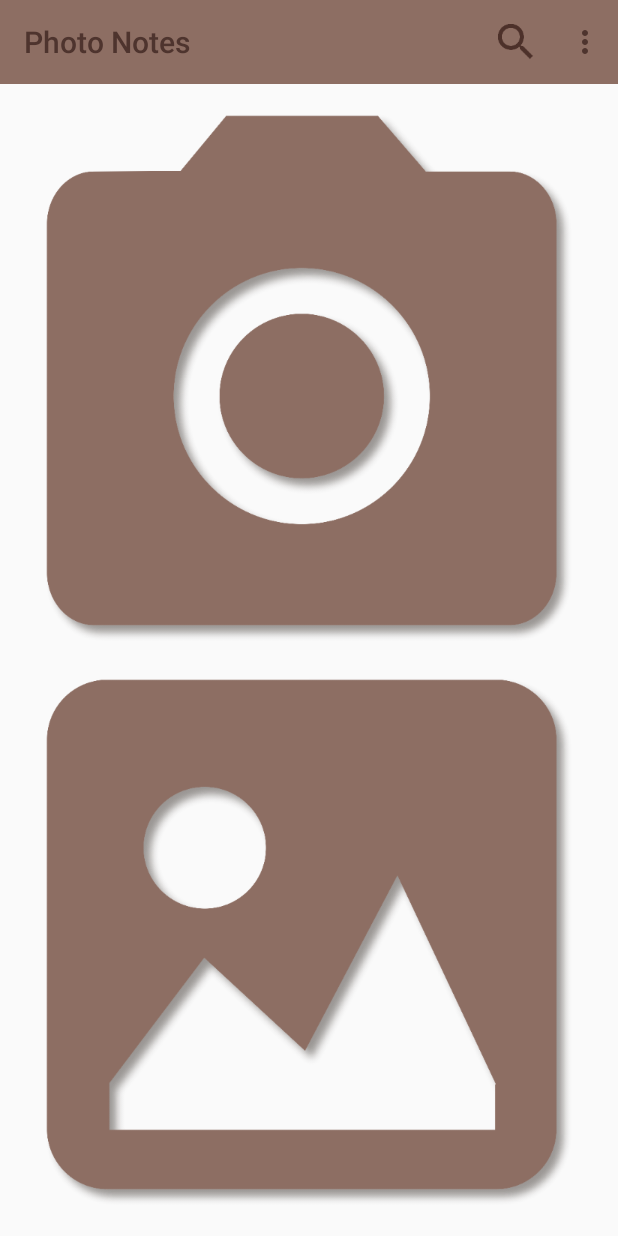
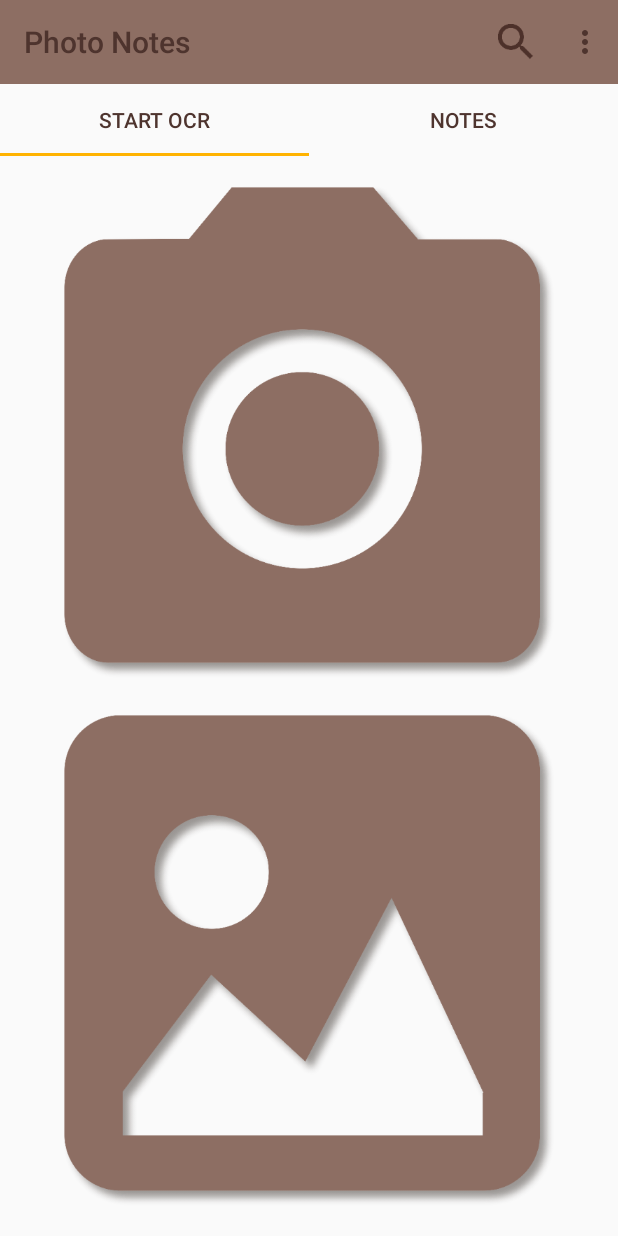
Before and after one commit to javasilev/PhotoNotes, an Android app: the screen it shows after launch (MainActivity), on a phone screen of 412 x 824 dp. Run offline under Robolectric (Android 15) with nearby library versions, the phone set to English and light mode, and no system bars; our stand-ins replace ButterKnife; libraries missing offline, so code that uses them is left out: io.realm, rx.android.schedulers, rx.schedulers; pictures from the network do not load; 8 statements that could not run were skipped.

Commit message:
[feature] Add ViewPager.

```diff
--- /dev/null
+++ b/app/src/main/java/com/javasilev/photonotes/adapters/MainPagerAdapter.java
@@ -0,0 +1,41 @@
+package com.javasilev.photonotes.adapters;
+
+import java.util.ArrayList;
+import java.util.List;
+
+import android.support.v4.app.Fragment;
+import android.support.v4.app.FragmentManager;
+import android.support.v4.app.FragmentPagerAdapter;
+
+/**
+ * Created by Aleksei Vasilev.
+ */
+
+public class MainPagerAdapter extends FragmentPagerAdapter {
+	private final List<Fragment> mFragments = new ArrayList<>();
+	private final List<String> mFragmentTitles = new ArrayList<>();
+
+	public MainPagerAdapter(FragmentManager fm) {
+		super(fm);
+	}
+
+	public void addFragment(Fragment fragment, String title) {
+		mFragments.add(fragment);
+		mFragmentTitles.add(title);
+	}
+
+	@Override
+	public Fragment getItem(int position) {
+		return mFragments.get(position);
+	}
+
+	@Override
+	public int getCount() {
+		return mFragments.size();
+	}
+
+	@Override
+	public CharSequence getPageTitle(int position) {
+		return mFragmentTitles.get(position);
+	}
+}
--- a/app/src/main/java/com/javasilev/photonotes/ui/MainActivity.java
+++ b/app/src/main/java/com/javasilev/photonotes/ui/MainActivity.java
@@ -15,8 +15,10 @@ import android.os.Environment;
 import android.provider.MediaStore;
 import android.provider.OpenableColumns;
 import android.support.annotation.NonNull;
-import android.support.v4.app.FragmentTransaction;
+import android.support.design.widget.TabLayout;
+import android.support.v4.app.FragmentPagerAdapter;
 import android.support.v4.view.MenuItemCompat;
+import android.support.v4.view.ViewPager;
 import android.support.v7.app.AlertDialog;
 import android.support.v7.app.AppCompatActivity;
 import android.support.v7.widget.SearchView;
@@ -25,11 +27,11 @@ import android.view.Menu;
 import android.view.MenuItem;
 import android.view.View;
 import android.widget.Button;
-import android.widget.FrameLayout;
 import android.widget.ProgressBar;
 import android.widget.TextView;
 
 import com.javasilev.photonotes.R;
+import com.javasilev.photonotes.adapters.MainPagerAdapter;
 import com.javasilev.photonotes.models.Note;
 import com.javasilev.photonotes.models.response.TextAnnotation;
 import com.javasilev.photonotes.presenters.NoteListPresenter;
@@ -46,14 +48,14 @@ import rx.android.schedulers.AndroidSchedulers;
 import rx.schedulers.Schedulers;
 
 public class MainActivity extends AppCompatActivity implements View.OnClickListener, Observer<List<TextAnnotation>> {
-	public static final String MAIN_FRAGMENT_TAG = "main";
-
 	public static final String FILE_NAME = "temp.jpg";
 
 	public static final int GALLERY_REQUEST = 1;
 	public static final int CAMERA_PERMISSIONS_REQUEST = 2;
 	public static final int CAMERA_REQUEST = 3;
-	public static final int CONTAINER = R.id.activity_main_frame_layout_container;
+	public static final int CONTAINER = R.id.activity_main_viewpager;
+
+	public static final int NOTES_POSITION = 1;
 
 	@BindView(R.id.activity_main_progress_bar_loading)
 	ProgressBar mLoadingProgressBar;
@@ -68,7 +70,10 @@ public class MainActivity extends AppCompatActivity implements View.OnClickListe
 	Toolbar mActionBar;
 
 	@BindView(CONTAINER)
-	FrameLayout mContainerFrameLayout;
+	ViewPager mViewPager;
+
+	@BindView(R.id.activity_main_tabs)
+	TabLayout mTabLayout;
 
 	private VisionPresenter mVisionPresenter;
 	private NotePresenter mNotePresenter;
@@ -84,14 +89,8 @@ public class MainActivity extends AppCompatActivity implements View.OnClickListe
 
 		setSupportActionBar(mActionBar);
 
-		getSupportFragmentManager()
-				.beginTransaction()
-				.replace(CONTAINER, new MainFragment(), MAIN_FRAGMENT_TAG)
-				.setTransition(FragmentTransaction.TRANSIT_FRAGMENT_FADE)
-				.commitNow();
-
-		//noinspection unchecked
-		mBooleanObserver = (Observer<Boolean>) getSupportFragmentManager().findFragmentByTag(MAIN_FRAGMENT_TAG);
+		setupViewPager(mViewPager);
+		mTabLayout.setupWithViewPager(mViewPager);
 
 		mNotePresenter = new NotePresenter();
 
@@ -117,15 +116,10 @@ public class MainActivity extends AppCompatActivity implements View.OnClickListe
 		final MenuItem searchItem = menu.findItem(R.id.activity_main_menu_action_search);
 		final SearchView searchView = (SearchView) MenuItemCompat.getActionView(searchItem);
 
-		NoteListFragment fragment = new NoteListFragment();
+		NoteListFragment fragment = (NoteListFragment) ((FragmentPagerAdapter) mViewPager.getAdapter()).getItem(NOTES_POSITION);
 		NoteListPresenter presenter = new NoteListPresenter(fragment);
 
-		searchView.setOnSearchClickListener(v -> getSupportFragmentManager()
-				.beginTransaction()
-				.replace(CONTAINER, fragment)
-				.setTransition(FragmentTransaction.TRANSIT_FRAGMENT_FADE)
-				.addToBackStack(null)
-				.commit());
+		searchView.setOnSearchClickListener(v -> mViewPager.setCurrentItem(NOTES_POSITION));
 
 		searchView.setOnQueryTextListener(new SearchView.OnQueryTextListener() {
 			@Override
@@ -156,14 +150,6 @@ public class MainActivity extends AppCompatActivity implements View.OnClickListe
 	@Override
 	public boolean onOptionsItemSelected(MenuItem item) {
 		switch (item.getItemId()) {
-			case R.id.activity_main_menu_all_notes:
-				getSupportFragmentManager()
-						.beginTransaction()
-						.replace(R.id.activity_main_frame_layout_container, new NoteListFragment())
-						.setTransition(FragmentTransaction.TRANSIT_FRAGMENT_FADE)
-						.addToBackStack(null)
-						.commit();
-				return super.onOptionsItemSelected(item);
 			case R.id.activity_main_menu_prefs:
 				startActivity(new Intent(MainActivity.this, PrefsActivity.class));
 				return super.onOptionsItemSelected(item);
@@ -173,12 +159,6 @@ public class MainActivity extends AppCompatActivity implements View.OnClickListe
 			default:
 				return super.onOptionsItemSelected(item);
 		}
-	}
-
-	@Override
-	public void onBackPressed() {
-		super.onBackPressed();
-		getSupportFragmentManager().popBackStack();
 	}
 
 	private File getCameraFile() {
@@ -241,12 +221,15 @@ public class MainActivity extends AppCompatActivity implements View.OnClickListe
 			Uri uri = data.getData();
 			Cursor returnCursor = getContentResolver().query(uri, null, null, null, null);
 
-			assert returnCursor != null;
-			int nameIndex = returnCursor.getColumnIndex(OpenableColumns.DISPLAY_NAME);
-			returnCursor.moveToFirst();
-			mNoteName = returnCursor.getString(nameIndex);
+			if (returnCursor != null) {
+				int nameIndex = returnCursor.getColumnIndex(OpenableColumns.DISPLAY_NAME);
+				returnCursor.moveToFirst();
+				mNoteName = returnCursor.getString(nameIndex);
+				returnCursor.close();
+			} else {
+				mNoteName = new SimpleDateFormat("yyyy-MM-dd_HH-mm-ss").format(new Date());
+			}
 
-			returnCursor.close();
 			mVisionPresenter.load(uri);
 			startLoading();
 		} else if (requestCode == CAMERA_REQUEST && resultCode == RESULT_OK) {
@@ -284,6 +267,18 @@ public class MainActivity extends AppCompatActivity implements View.OnClickListe
 		.subscribe(mBooleanObserver);
 	}
 
+	private void setupViewPager(ViewPager viewPager) {
+		MainFragment mainFragment = new MainFragment();
+
+		//noinspection unchecked
+		mBooleanObserver = mainFragment;
+
+		MainPagerAdapter adapter = new MainPagerAdapter(getSupportFragmentManager());
+		adapter.addFragment(mainFragment, getString(R.string.Start_OCR));
+		adapter.addFragment(new NoteListFragment(), getString(R.string.all_notes));
+		viewPager.setAdapter(adapter);
+	}
+
 	@Override
 	public void onCompleted() {
 		hideLoading();
@@ -309,8 +304,9 @@ public class MainActivity extends AppCompatActivity implements View.OnClickListe
 
 			Intent intent = new Intent(MainActivity.this, NoteActivity.class);
 			intent.putExtra(NoteActivity.EXTRA_NOTE_ID, note.getId());
-			intent.putExtra(NoteActivity.EXTRA_FROM, NoteActivity.MAIN);
 			startActivity(intent);
+		} else {
+			onError(new Exception(getString(R.string.nothing_detected)));
 		}
 	}
 }
--- a/app/src/main/res/layout/activity_main.xml
+++ b/app/src/main/res/layout/activity_main.xml
@@ -8,11 +8,22 @@
 
 	<include layout="@layout/item_actionbar" />
 
-	<FrameLayout
-		android:id="@+id/activity_main_frame_layout_container"
+	<LinearLayout
 		android:layout_width="match_parent"
 		android:layout_height="match_parent"
-		android:layout_marginTop="?attr/actionBarSize"/>
+		android:orientation="vertical"
+		android:layout_marginTop="?attr/actionBarSize">
+
+		<android.support.design.widget.TabLayout
+			android:id="@+id/activity_main_tabs"
+			android:layout_width="match_parent"
+			android:layout_height="wrap_content"/>
+
+		<android.support.v4.view.ViewPager
+			android:id="@+id/activity_main_viewpager"
+			android:layout_width="match_parent"
+			android:layout_height="match_parent"/>
+	</LinearLayout>
 
 	<LinearLayout
 		android:layout_width="wrap_content"
--- a/app/src/main/res/menu/activity_main.xml
+++ b/app/src/main/res/menu/activity_main.xml
@@ -10,11 +10,6 @@
 		app:actionViewClass="android.support.v7.widget.SearchView" />
 
 	<item
-		android:id="@+id/activity_main_menu_all_notes"
-		android:title="@string/all_notes"
-		app:showAsAction="never"/>
-
-	<item
 		android:id="@+id/activity_main_menu_prefs"
 		android:title="@string/preferences"
 		app:showAsAction="never"/>
--- a/app/src/main/res/values/strings.xml
+++ b/app/src/main/res/values/strings.xml
@@ -9,7 +9,7 @@
 	<string name="content">Content:</string>
 	<string name="processing">Processing...</string>
 	<string name="cancel">Cancel</string>
-	<string name="all_notes">All notes</string>
+	<string name="all_notes">Notes</string>
 	<string name="preferences">Preferences</string>
 	<string name="about" translatable="false">About</string>
 	<string name="save">Save</string>
```
Also changed, not shown: app/src/main/java/com/javasilev/photonotes/ui/NoteActivity.java (+0 -13 lines), app/src/main/res/menu/activity_list_notes.xml (deleted, +0 -26 lines), 1 other file.
